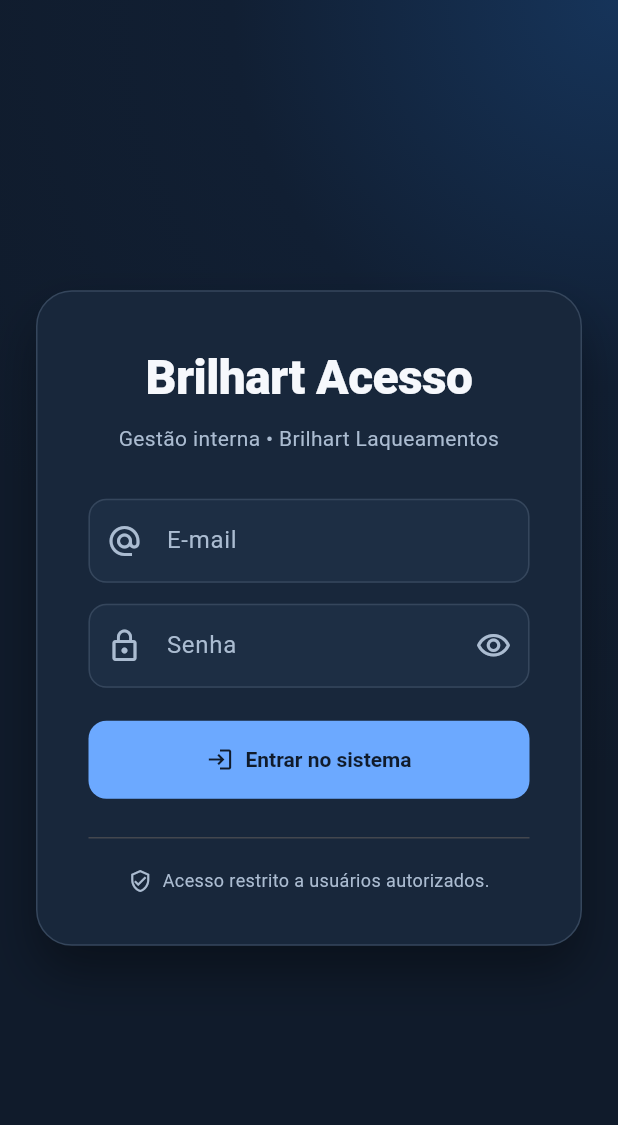
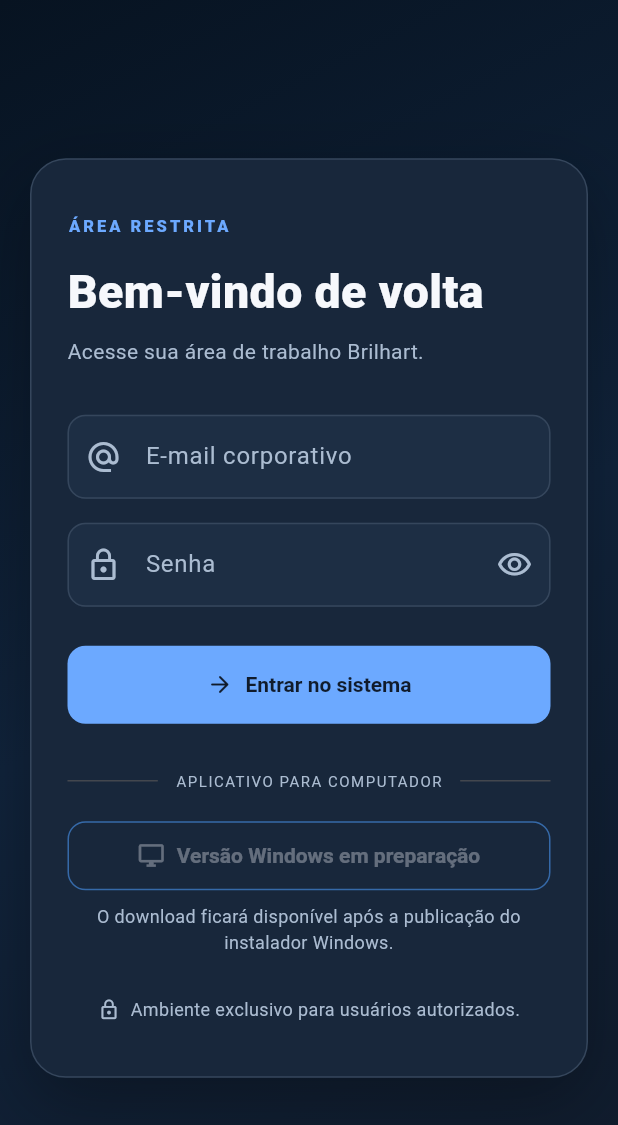
Before and after one commit to Tdk17/Brilhart_Sistem, a Flutter app: the screen it shows after launch, on a phone screen of 412 x 824 dp. Shown: the top 1125 px of the screen. Run offline on Flutter 3.47's test engine with Material 3 defaults, Android fonts, the phone set to English and light mode, and no system bars; our stand-ins replace file_picker, get_it, go_router, shared_preferences, signals; Roboto replaces fonts that are missing (Arial).

Commit message:
feat(login): polished responsive navy login and conditional Windows download

```diff
--- a/lib/features/auth/login_page.dart
+++ b/lib/features/auth/login_page.dart
@@ -1,6 +1,7 @@
 import 'package:flutter/material.dart';
 import 'package:get_it/get_it.dart';
 import 'package:go_router/go_router.dart';
+import 'package:url_launcher/url_launcher.dart';
 
 import '../../core/services/auth_service.dart';
 import '../../core/theme/app_theme.dart';
@@ -45,163 +46,200 @@
     super.dispose();
   }
 
+  static const _desktopDownloadUrl = String.fromEnvironment('DESKTOP_DOWNLOAD_URL');
+
+  Future<void> _downloadDesktop() async {
+    if (_desktopDownloadUrl.isEmpty) return;
+    final url = Uri.tryParse(_desktopDownloadUrl);
+    if (url == null || !['https', 'http'].contains(url.scheme)) return;
+    final opened = await launchUrl(url, mode: LaunchMode.externalApplication);
+    if (!opened && mounted) {
+      setState(() => _error = 'Não foi possível abrir o download do Windows.');
+    }
+  }
+
+  Widget _brandPanel() => Padding(
+    padding: const EdgeInsets.all(48),
+    child: Column(
+      crossAxisAlignment: CrossAxisAlignment.start,
+      mainAxisAlignment: MainAxisAlignment.center,
+      children: [
+        Container(
+          width: 68, height: 68,
+          padding: const EdgeInsets.all(8),
+          decoration: BoxDecoration(
+            color: AppColors.surface,
+            borderRadius: BorderRadius.circular(18),
+            border: Border.all(color: AppColors.primaryDark),
+          ),
+          child: Image.asset('assets/images/brilhart_logo.png', fit: BoxFit.contain,
+            errorBuilder: (_, __, ___) => const Icon(Icons.precision_manufacturing_outlined, color: AppColors.primary, size: 34)),
+        ),
+        const SizedBox(height: 36),
+        const Text('BRILHART  /  GESTÃO EMPRESARIAL',
+          style: TextStyle(color: AppColors.primary, letterSpacing: 2.4, fontSize: 11, fontWeight: FontWeight.w800)),
+        const SizedBox(height: 20),
+        const Text('Toda a operação.\nUm só lugar.',
+          style: TextStyle(fontSize: 42, height: 1.12, fontWeight: FontWeight.w900, color: AppColors.white)),
+        const SizedBox(height: 20),
+        const Text('Orçamentos, produção, clientes e documentos em um ambiente de trabalho integrado.',
+          style: TextStyle(fontSize: 16, height: 1.6, color: AppColors.textSecondary)),
+        const SizedBox(height: 42),
+        const Wrap(spacing: 12, runSpacing: 12, children: [
+          _Benefit(icon: Icons.assignment_turned_in_outlined, text: 'Fluxo operacional'),
+          _Benefit(icon: Icons.query_stats_outlined, text: 'Indicadores em tempo real'),
+          _Benefit(icon: Icons.shield_outlined, text: 'Acesso autorizado'),
+        ]),
+      ],
+    ),
+  );
+
+  Widget _loginPanel() => ConstrainedBox(
+    constraints: const BoxConstraints(maxWidth: 440),
+    child: Column(
+      crossAxisAlignment: CrossAxisAlignment.stretch,
+      mainAxisSize: MainAxisSize.min,
+      children: [
+        const Text('ÁREA RESTRITA', style: TextStyle(
+          color: AppColors.primary, fontSize: 11, fontWeight: FontWeight.w800, letterSpacing: 2)),
+        const SizedBox(height: 14),
+        const Text('Bem-vindo de volta',
+          style: TextStyle(fontSize: 31, fontWeight: FontWeight.w900, color: AppColors.white)),
+        const SizedBox(height: 8),
+        const Text('Acesse sua área de trabalho Brilhart.',
+          style: TextStyle(color: AppColors.textMuted)),
+        const SizedBox(height: 32),
+        TextField(
+          controller: _email, enabled: !_busy,
+          keyboardType: TextInputType.emailAddress,
+          textInputAction: TextInputAction.next,
+          autofillHints: const [AutofillHints.username, AutofillHints.email],
+          decoration: const InputDecoration(labelText: 'E-mail corporativo',
+            prefixIcon: Icon(Icons.alternate_email)),
+        ),
+        const SizedBox(height: 16),
+        TextField(
+          controller: _password, enabled: !_busy,
+          obscureText: _hidePassword,
+          autofillHints: const [AutofillHints.password],
+          onSubmitted: (_) => _submit(),
+          decoration: InputDecoration(
+            labelText: 'Senha', prefixIcon: const Icon(Icons.lock_outline),
+            suffixIcon: IconButton(
+              tooltip: _hidePassword ? 'Mostrar senha' : 'Ocultar senha',
+              onPressed: () => setState(() => _hidePassword = !_hidePassword),
+              icon: Icon(_hidePassword ? Icons.visibility_outlined : Icons.visibility_off_outlined)),
+          ),
+        ),
+        if (_error != null) ...[
+          const SizedBox(height: 16),
+          Container(padding: const EdgeInsets.all(12),
+            decoration: BoxDecoration(
+              color: AppColors.danger.withValues(alpha: .08),
+              borderRadius: BorderRadius.circular(12),
+              border: Border.all(color: AppColors.danger.withValues(alpha: .35))),
+            child: Text(_error!, style: const TextStyle(color: AppColors.danger))),
+        ],
+        const SizedBox(height: 26),
+        SizedBox(height: 52, child: FilledButton.icon(
+          onPressed: _busy ? null : _submit,
+          icon: _busy
+            ? const SizedBox.square(dimension: 18, child: CircularProgressIndicator(strokeWidth: 2))
+            : const Icon(Icons.arrow_forward_rounded),
+          label: const Text('Entrar no sistema'),
+        )),
+        const SizedBox(height: 30),
+        const Row(children: [
+          Expanded(child: Divider()),
+          Padding(padding: EdgeInsets.symmetric(horizontal: 12),
+            child: Text('APLICATIVO PARA COMPUTADOR',
+              style: TextStyle(fontSize: 10, letterSpacing: 1, color: AppColors.textMuted))),
+          Expanded(child: Divider()),
+        ]),
+        const SizedBox(height: 18),
+        OutlinedButton.icon(
+          onPressed: _desktopDownloadUrl.isEmpty ? null : _downloadDesktop,
+          icon: const Icon(Icons.desktop_windows_outlined),
+          label: Text(_desktopDownloadUrl.isEmpty
+            ? 'Versão Windows em preparação'
+            : 'Baixar aplicativo para Windows'),
+        ),
+        const SizedBox(height: 8),
+        const Text('O download ficará disponível após a publicação do instalador Windows.',
+          textAlign: TextAlign.center, style: TextStyle(fontSize: 12, color: AppColors.textMuted)),
+        const SizedBox(height: 28),
+        const Row(mainAxisAlignment: MainAxisAlignment.center, children: [
+          Icon(Icons.lock_outline, size: 15, color: AppColors.textMuted),
+          SizedBox(width: 7),
+          Flexible(child: Text('Ambiente exclusivo para usuários autorizados.',
+            textAlign: TextAlign.center, style: TextStyle(fontSize: 12, color: AppColors.textMuted))),
+        ]),
+      ],
+    ),
+  );
+
   @override
   Widget build(BuildContext context) {
     return Scaffold(
       body: Container(
         decoration: const BoxDecoration(
-          gradient: RadialGradient(
-            center: Alignment.topRight,
-            radius: 1.25,
-            colors: [Color(0xFF16345A), Color(0xFF111F33), AppColors.background],
-          ),
-        ),
-        child: Center(
+          gradient: LinearGradient(
+            begin: Alignment.topLeft, end: Alignment.bottomRight,
+            colors: [Color(0xFF071321), Color(0xFF10233B), AppColors.background])),
+        child: SafeArea(child: LayoutBuilder(builder: (context, constraints) {
+          final wide = constraints.maxWidth >= 980;
+          return Center(
             child: SingleChildScrollView(
-            padding: const EdgeInsets.all(24),
+              padding: EdgeInsets.all(wide ? 36 : 20),
               child: ConstrainedBox(
-              constraints: const BoxConstraints(maxWidth: 470),
+                constraints: const BoxConstraints(maxWidth: 1240),
                 child: Container(
                   decoration: BoxDecoration(
                     color: AppColors.surface,
                     borderRadius: BorderRadius.circular(24),
                     border: Border.all(color: AppColors.border),
-                  boxShadow: [
-                    BoxShadow(
-                      color: Colors.black.withValues(alpha: .35),
-                      blurRadius: 28,
-                      offset: const Offset(0, 18),
-                    ),
-                  ],
-                ),
-                child: Padding(
-                  padding: const EdgeInsets.all(34),
-                  child: Column(
-                    crossAxisAlignment: CrossAxisAlignment.stretch,
-                    children: [
-                      const Text(
-                        'Brilhart Acesso',
-                        textAlign: TextAlign.center,
-                        style: TextStyle(
-                          fontSize: 32,
-                          fontWeight: FontWeight.w900,
-                          letterSpacing: -.4,
-                          color: AppColors.white,
-                        ),
-                      ),
-                      const SizedBox(height: 8),
-                      const Text(
-                        'Gestão interna • Brilhart Laqueamentos',
-                        textAlign: TextAlign.center,
-                        style: TextStyle(color: AppColors.textMuted),
-                      ),
-                      const SizedBox(height: 30),
-                      TextField(
-                        controller: _email,
-                        keyboardType: TextInputType.emailAddress,
-                        autofillHints: const [AutofillHints.email],
-                        decoration: const InputDecoration(
-                          labelText: 'E-mail',
-                          prefixIcon: Icon(Icons.alternate_email),
-                        ),
-                      ),
-                      const SizedBox(height: 14),
-                      TextField(
-                        controller: _password,
-                        obscureText: _hidePassword,
-                        autofillHints: const [AutofillHints.password],
-                        onSubmitted: (_) => _submit(),
-                        decoration: InputDecoration(
-                          labelText: 'Senha',
-                          prefixIcon: const Icon(Icons.lock_outline),
-                          suffixIcon: IconButton(
-                            onPressed: () => setState(
-                              () => _hidePassword = !_hidePassword,
-                            ),
-                            icon: Icon(
-                              _hidePassword
-                                  ? Icons.visibility_outlined
-                                  : Icons.visibility_off_outlined,
-                            ),
-                          ),
-                        ),
-                      ),
-                      if (_error != null) ...[
-                        const SizedBox(height: 14),
-                        Container(
-                          padding: const EdgeInsets.all(12),
-                          decoration: BoxDecoration(
-                            color: AppColors.danger.withValues(alpha: .08),
-                            borderRadius: BorderRadius.circular(12),
-                            border: Border.all(
-                              color: AppColors.danger.withValues(alpha: .35),
-                            ),
-                          ),
-                          child: Row(
-                            crossAxisAlignment: CrossAxisAlignment.start,
-                            children: [
-                              const Icon(
-                                Icons.error_outline,
-                                size: 18,
-                                color: AppColors.danger,
-                              ),
-                              const SizedBox(width: 8),
-                              Expanded(
-                                child: Text(
-                                  _error!,
-                                  style: const TextStyle(color: AppColors.danger),
-                                ),
-                              ),
-                            ],
-                          ),
-                        ),
-                      ],
-                      const SizedBox(height: 22),
-                      FilledButton.icon(
-                        onPressed: _busy ? null : _submit,
-                        icon: _busy
-                            ? const SizedBox.square(
-                                dimension: 18,
-                                child: CircularProgressIndicator(strokeWidth: 2),
-                              )
-                            : const Icon(Icons.login),
-                        label: const Padding(
-                          padding: EdgeInsets.symmetric(vertical: 3),
-                          child: Text('Entrar no sistema'),
-                        ),
-                      ),
-                      const SizedBox(height: 18),
-                      const Divider(),
-                      const SizedBox(height: 12),
-                      const Row(
-                        mainAxisAlignment: MainAxisAlignment.center,
-                        children: [
-                          Icon(
-                            Icons.verified_user_outlined,
-                            size: 16,
-                            color: AppColors.textMuted,
-                          ),
-                          SizedBox(width: 7),
-                          Flexible(
-                            child: Text(
-                              'Acesso restrito a usuários autorizados.',
-                              textAlign: TextAlign.center,
-                              style: TextStyle(
-                                fontSize: 12,
-                                color: AppColors.textMuted,
-                              ),
-                            ),
-                          ),
-                        ],
-                      ),
-                    ],
-                  ),
-                ),
-              ),
-            ),
+                    boxShadow: [BoxShadow(
+                      color: Colors.black.withValues(alpha: .30),
+                      blurRadius: 40, offset: const Offset(0, 16))]),
+                  child: wide
+                    ? Row(children: [
+                        Expanded(child: Container(
+                          constraints: const BoxConstraints(minHeight: 660),
+                          decoration: const BoxDecoration(
+                            borderRadius: BorderRadius.horizontal(left: Radius.circular(24)),
+                            gradient: LinearGradient(begin: Alignment.topLeft, end: Alignment.bottomRight,
+                              colors: [Color(0xFF0A1C31), Color(0xFF17375B)])),
+                          child: _brandPanel())),
+                        Expanded(child: Padding(padding: const EdgeInsets.all(48), child: Center(child: _loginPanel()))),
+                      ])
+                    : Padding(padding: const EdgeInsets.symmetric(horizontal: 24, vertical: 36),
+                        child: _loginPanel()),
                 ),
               ),
             ),
           );
+        })),
+      ),
+    );
   }
 }
+
+class _Benefit extends StatelessWidget {
+  const _Benefit({required this.icon, required this.text});
+  final IconData icon;
+  final String text;
+
+  @override
+  Widget build(BuildContext context) => Container(
+    padding: const EdgeInsets.symmetric(horizontal: 14, vertical: 10),
+    decoration: BoxDecoration(
+      borderRadius: BorderRadius.circular(12),
+      border: Border.all(color: AppColors.border),
+      color: AppColors.surface.withValues(alpha: .75)),
+    child: Row(mainAxisSize: MainAxisSize.min, children: [
+      Icon(icon, size: 17, color: AppColors.primary),
+      const SizedBox(width: 8),
+      Text(text, style: const TextStyle(color: AppColors.textSecondary, fontSize: 12)),
+    ]),
+  );
+}
```
Lines whose indentation alone changed are shown as unchanged.
